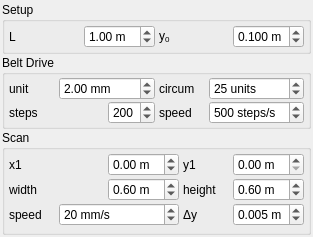
davidgrier/qacam, file QPolargraph/Polargraph_UI.ui: the form before one commit.
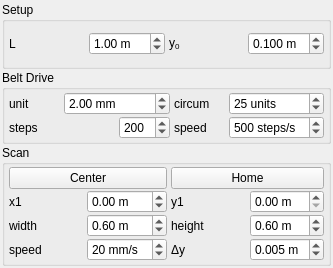
The form after the commit.

Commit message: center and home for scan

What changed in the file:
```diff
--- a/QPolargraph/Polargraph_UI.ui
+++ b/QPolargraph/Polargraph_UI.ui
@@ -6,8 +6,8 @@
    <rect>
     <x>0</x>
     <y>0</y>
-    <width>313</width>
-    <height>237</height>
+    <width>333</width>
+    <height>268</height>
    </rect>
   </property>
   <property name="minimumSize">
@@ -318,6 +318,20 @@
        <number>1</number>
       </property>
       <item row="0" column="0" colspan="2">
+       <widget class="QPushButton" name="center">
+        <property name="text">
+         <string>Center</string>
+        </property>
+       </widget>
+      </item>
+      <item row="0" column="2" colspan="2">
+       <widget class="QPushButton" name="home">
+        <property name="text">
+         <string>Home</string>
+        </property>
+       </widget>
+      </item>
+      <item row="1" column="0">
        <widget class="QLabel" name="labelX1">
         <property name="text">
          <string>x1</string>
@@ -327,7 +341,7 @@
         </property>
        </widget>
       </item>
-      <item row="0" column="2">
+      <item row="1" column="1">
        <widget class="QDoubleSpinBox" name="x1">
         <property name="suffix">
          <string> m</string>
@@ -343,7 +357,7 @@
         </property>
        </widget>
       </item>
-      <item row="0" column="3">
+      <item row="1" column="2">
        <widget class="QLabel" name="labelY1">
         <property name="text">
          <string>y1</string>
@@ -353,7 +367,7 @@
         </property>
        </widget>
       </item>
-      <item row="0" column="4">
+      <item row="1" column="3">
        <widget class="QDoubleSpinBox" name="y1">
         <property name="suffix">
          <string> m</string>
@@ -369,7 +383,7 @@
         </property>
        </widget>
       </item>
-      <item row="1" column="0">
+      <item row="2" column="0">
        <widget class="QLabel" name="labelWidth">
         <property name="text">
          <string>width</string>
@@ -379,7 +393,7 @@
         </property>
        </widget>
       </item>
-      <item row="1" column="2">
+      <item row="2" column="1">
        <widget class="QDoubleSpinBox" name="width">
         <property name="suffix">
          <string> m</string>
@@ -398,7 +412,7 @@
         </property>
        </widget>
       </item>
-      <item row="1" column="3">
+      <item row="2" column="2">
        <widget class="QLabel" name="labelHeight">
         <property name="text">
          <string>height</string>
@@ -408,7 +422,7 @@
         </property>
        </widget>
       </item>
-      <item row="1" column="4">
+      <item row="2" column="3">
        <widget class="QDoubleSpinBox" name="height">
         <property name="suffix">
          <string> m</string>
@@ -427,7 +441,7 @@
         </property>
        </widget>
       </item>
-      <item row="2" column="0">
+      <item row="3" column="0">
        <widget class="QLabel" name="labelSpeed">
         <property name="statusTip">
          <string>Polargraph: Translation speed</string>
@@ -440,7 +454,7 @@
         </property>
        </widget>
       </item>
-      <item row="2" column="1" colspan="2">
+      <item row="3" column="1">
        <widget class="QDoubleSpinBox" name="speed">
         <property name="suffix">
          <string> mm/s</string>
@@ -462,7 +476,7 @@
         </property>
        </widget>
       </item>
-      <item row="2" column="3">
+      <item row="3" column="2">
        <widget class="QLabel" name="labelDy">
         <property name="text">
          <string>Δy</string>
@@ -472,7 +486,7 @@
         </property>
        </widget>
       </item>
-      <item row="2" column="4">
+      <item row="3" column="3">
        <widget class="QDoubleSpinBox" name="dy">
         <property name="suffix">
          <string> m</string>
```
The commit also changes 3 other files.
